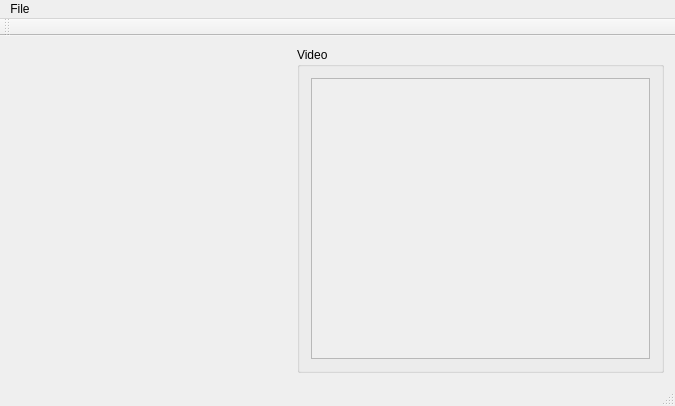
The window that mainwindow.ui (mcharmas/TouchTracer) describes before a commit, drawn with Qt 5.
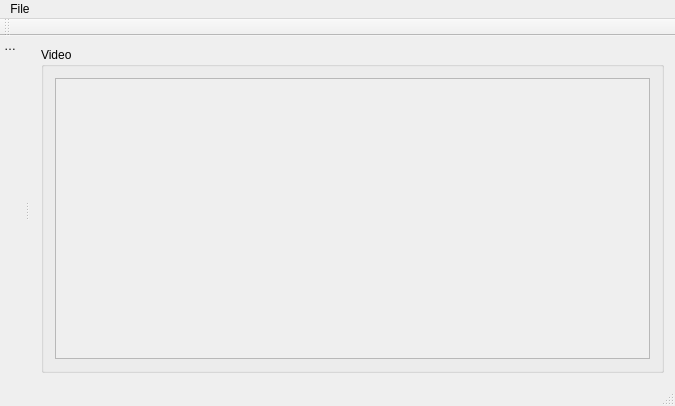
The same window after the commit. Custom widgets are drawn as their Qt base class.

Commit message: fixed GUI and GLVideo problems

Diff of the .ui file:
```diff
--- a/mainwindow.ui
+++ b/mainwindow.ui
@@ -15,22 +15,6 @@
   </property>
   <widget class="QWidget" name="centralWidget">
    <layout class="QHBoxLayout" name="horizontalLayout_3">
-    <item>
-     <widget class="QWidget" name="managerWidget" native="true">
-      <property name="sizePolicy">
-       <sizepolicy hsizetype="Fixed" vsizetype="Expanding">
-        <horstretch>0</horstretch>
-        <verstretch>0</verstretch>
-       </sizepolicy>
-      </property>
-      <property name="minimumSize">
-       <size>
-        <width>280</width>
-        <height>0</height>
-       </size>
-      </property>
-     </widget>
-    </item>
     <item>
      <widget class="QGroupBox" name="videoBox">
       <property name="sizePolicy">
@@ -53,8 +37,8 @@
            <rect>
             <x>0</x>
             <y>0</y>
-            <width>363</width>
-            <height>306</height>
+            <width>609</width>
+            <height>303</height>
            </rect>
           </property>
           <layout class="QVBoxLayout" name="verticalLayout_2">
@@ -96,6 +80,21 @@
    </attribute>
   </widget>
   <widget class="QStatusBar" name="statusBar"/>
+  <widget class="QDockWidget" name="dockWidget">
+   <property name="features">
+    <set>QDockWidget::DockWidgetMovable</set>
+   </property>
+   <property name="allowedAreas">
+    <set>Qt::LeftDockWidgetArea|Qt::RightDockWidgetArea</set>
+   </property>
+   <property name="windowTitle">
+    <string>Settings</string>
+   </property>
+   <attribute name="dockWidgetArea">
+    <number>1</number>
+   </attribute>
+   <widget class="QWidget" name="managerWidget"/>
+  </widget>
   <action name="actionOpen">
    <property name="text">
     <string>Open</string>
```
Left out of the diff: 2 changed lines with no effect on the pictures. The commit also changes 7 other files.
